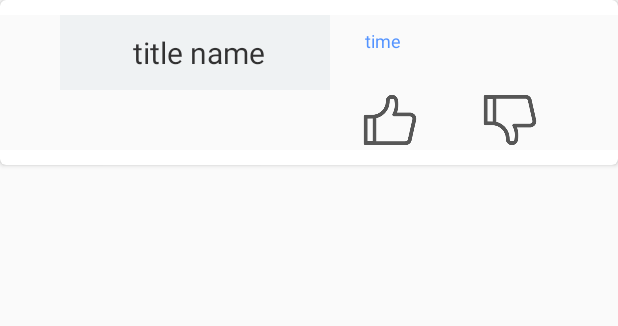
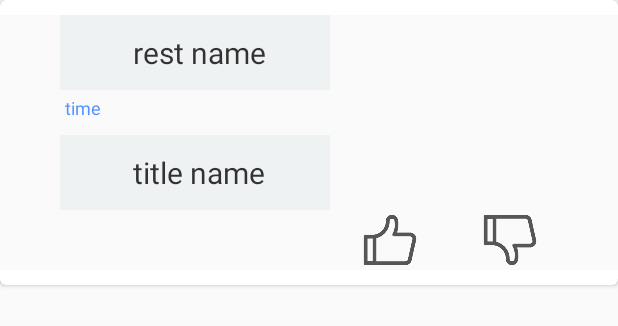
Before and after one commit to jishiDevelopers/jishi-APP, an Android app: the layout activity_history_card_view.xml on its own in the app's theme, with its tools: preview values and no code run, on a phone screen of 412 x 824 dp. Shown: the top 326 px of the screen. Run offline under Robolectric (Android 15) with nearby library versions, the phone set to English and light mode, and no system bars.

```diff
--- a/app/src/main/res/layout/activity_history_card_view.xml
+++ b/app/src/main/res/layout/activity_history_card_view.xml
@@ -19,6 +19,17 @@
         >
 
         <TextView
+            android:id="@+id/REST_NAME"
+            android:layout_width="180dp"
+            android:layout_height="50dp"
+            android:background="#eceff1"
+            android:gravity="center"
+            android:layout_marginLeft="40dp"
+            android:paddingLeft="5dp"
+            android:text="rest name"
+            android:textColor="#000000"
+            android:textSize="20dp" />
+        <TextView
             android:id="@+id/title_name"
             android:layout_width="180dp"
             android:layout_height="50dp"
@@ -27,15 +38,16 @@
             android:layout_marginLeft="40dp"
             android:paddingLeft="5dp"
             android:text="title name"
+            android:layout_below="@id/time"
             android:textColor="#000000"
             android:textSize="20dp" />
 
         <TextView
             android:id="@+id/time"
             android:layout_width="wrap_content"
-            android:layout_height="45dp"
-            android:layout_marginLeft="240dp"
-            android:layout_marginTop="5dp"
+            android:layout_height="30dp"
+            android:layout_marginLeft="40dp"
+            android:layout_below="@id/REST_NAME"
             android:padding="3dp"
             android:text="time"
             android:textColor="#2979ff"
```
Also changed, not shown: app/src/main/java/com/bbel/eatnow/HistoryActivity.java (+33 -24 lines).
